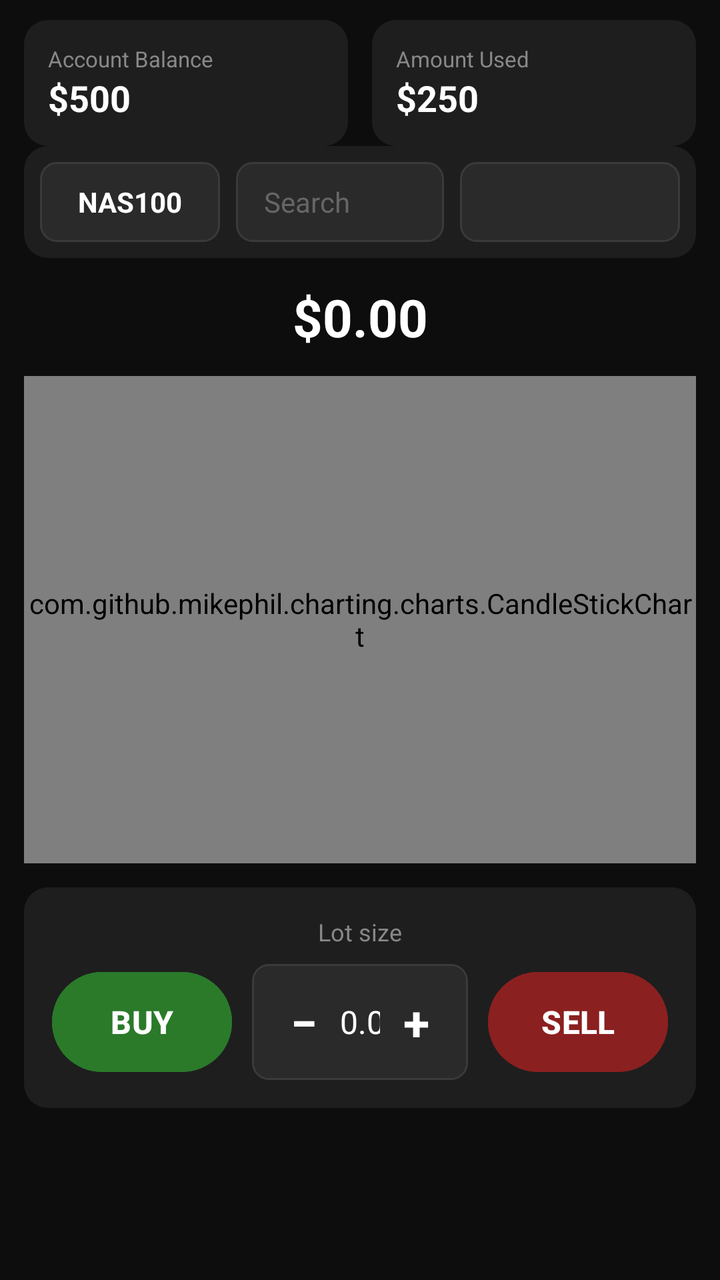
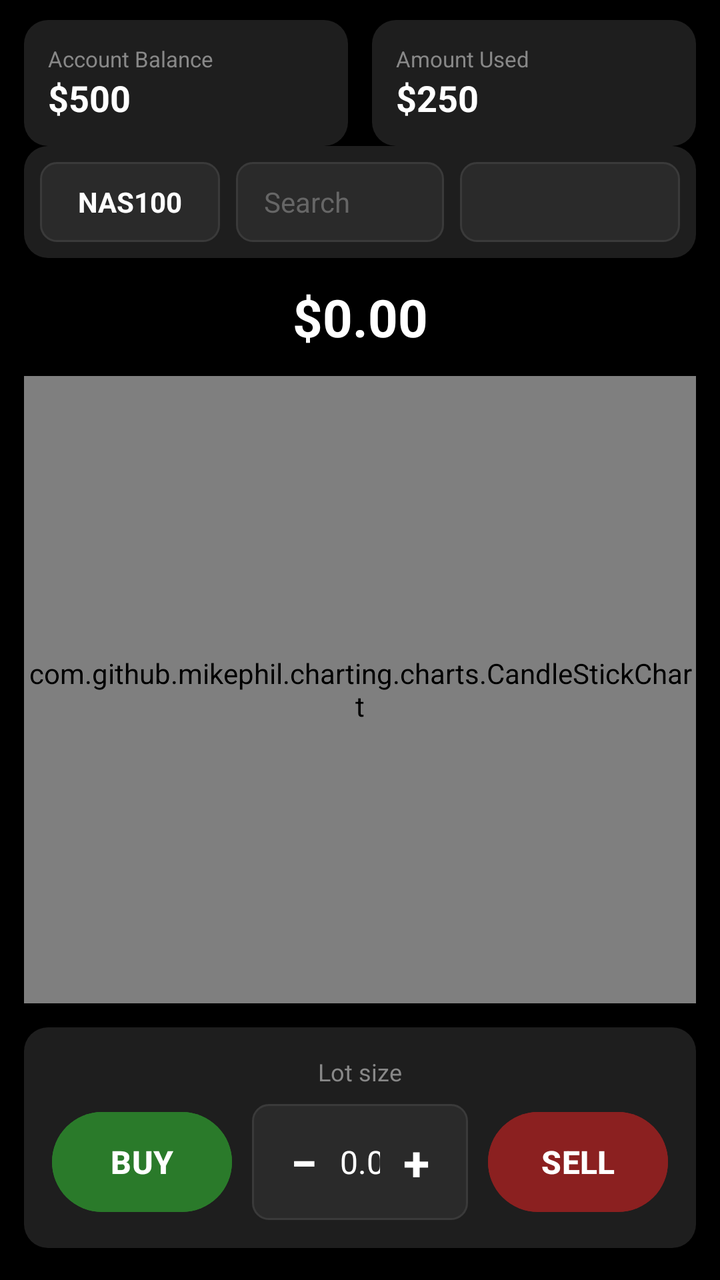

Compare the two renders of this Android layout. The source of the first and the diff that turns it into the second are given below.
<!-- AndroidManifest.xml: application theme Theme.PaperTraderV2 -->
<!-- res/layout/fragment_trade.xml -->
<?xml version="1.0" encoding="utf-8"?>
<androidx.constraintlayout.widget.ConstraintLayout xmlns:android="http://schemas.android.com/apk/res/android"
    xmlns:app="http://schemas.android.com/apk/res-auto"
    android:layout_width="match_parent"
    android:layout_height="match_parent"
    android:background="#0D0D0D"
    android:paddingStart="12dp"
    android:paddingTop="10dp"
    android:paddingEnd="12dp"
    android:paddingBottom="86dp">

    
    <LinearLayout
        android:id="@+id/accountInfoRow"
        android:layout_width="0dp"
        android:layout_height="wrap_content"
        android:orientation="horizontal"
        android:layout_marginBottom="12dp"
        app:layout_constraintTop_toTopOf="parent"
        app:layout_constraintStart_toStartOf="parent"
        app:layout_constraintEnd_toEndOf="parent">

        <LinearLayout
            android:layout_width="0dp"
            android:layout_height="wrap_content"
            android:layout_weight="1"
            android:orientation="vertical"
            android:background="@drawable/bg_card_dark"
            android:padding="12dp"
            android:layout_marginEnd="6dp">

            <TextView
                android:layout_width="wrap_content"
                android:layout_height="wrap_content"
                android:text="Account Balance"
                android:textColor="#888888"
                android:textSize="11sp" />

            <TextView
                android:id="@+id/textAccountBalance"
                android:layout_width="wrap_content"
                android:layout_height="wrap_content"
                android:text="$500"
                android:textColor="#FFFFFF"
                android:textSize="18sp"
                android:textStyle="bold" />
        </LinearLayout>

        <LinearLayout
            android:layout_width="0dp"
            android:layout_height="wrap_content"
            android:layout_weight="1"
            android:orientation="vertical"
            android:background="@drawable/bg_card_dark"
            android:padding="12dp"
            android:layout_marginStart="6dp">

            <TextView
                android:layout_width="wrap_content"
                android:layout_height="wrap_content"
                android:text="Amount Used"
                android:textColor="#888888"
                android:textSize="11sp" />

            <TextView
                android:id="@+id/textAmountUsed"
                android:layout_width="wrap_content"
                android:layout_height="wrap_content"
                android:text="$250"
                android:textColor="#FFFFFF"
                android:textSize="18sp"
                android:textStyle="bold" />
        </LinearLayout>
    </LinearLayout>

    
    <LinearLayout
        android:id="@+id/topSearchBar"
        android:layout_width="0dp"
        android:layout_height="wrap_content"
        android:orientation="horizontal"
        android:gravity="center_vertical"
        android:background="@drawable/bg_card_dark"
        android:padding="8dp"
        app:layout_constraintTop_toBottomOf="@id/accountInfoRow"
        app:layout_constraintStart_toStartOf="parent"
        app:layout_constraintEnd_toEndOf="parent">

        <TextView
            android:id="@+id/currentSymbolText"
            android:layout_width="90dp"
            android:layout_height="40dp"
            android:gravity="center"
            android:text="NAS100"
            android:textColor="#FFFFFF"
            android:textSize="14sp"
            android:textStyle="bold"
            android:background="@drawable/bg_trade_field" />

        <EditText
            android:id="@+id/searchInput"
            android:layout_width="0dp"
            android:layout_height="40dp"
            android:layout_weight="1"
            android:layout_marginStart="8dp"
            android:hint="Search"
            android:singleLine="true"
            android:imeOptions="actionSearch"
            android:paddingStart="14dp"
            android:paddingEnd="14dp"
            android:textColor="#FFFFFF"
            android:textColorHint="#666666"
            android:textSize="14sp"
            android:background="@drawable/bg_trade_field" />

        <Spinner
            android:id="@+id/spinnerCategory"
            android:layout_width="110dp"
            android:layout_height="40dp"
            android:layout_marginStart="8dp"
            android:background="@drawable/bg_trade_field"
            android:spinnerMode="dropdown" />
    </LinearLayout>

    
    <TextView
        android:id="@+id/textLivePrice"
        android:layout_width="wrap_content"
        android:layout_height="wrap_content"
        android:text="$0.00"
        android:textColor="#FFFFFF"
        android:textSize="26sp"
        android:textStyle="bold"
        android:layout_marginTop="12dp"
        app:layout_constraintTop_toBottomOf="@id/topSearchBar"
        app:layout_constraintStart_toStartOf="parent"
        app:layout_constraintEnd_toEndOf="parent" />

    
    <com.github.mikephil.charting.charts.CandleStickChart
        android:id="@+id/tradeCandleChart"
        android:layout_width="0dp"
        android:layout_height="0dp"
        android:layout_marginTop="12dp"
        android:layout_marginBottom="12dp"
        app:layout_constraintTop_toBottomOf="@id/textLivePrice"
        app:layout_constraintBottom_toTopOf="@id/tradePanel"
        app:layout_constraintStart_toStartOf="parent"
        app:layout_constraintEnd_toEndOf="parent" />

    
    <LinearLayout
        android:id="@+id/tradePanel"
        android:layout_width="0dp"
        android:layout_height="wrap_content"
        android:orientation="vertical"
        android:background="@drawable/bg_card_dark"
        android:padding="14dp"
        app:layout_constraintBottom_toBottomOf="parent"
        app:layout_constraintStart_toStartOf="parent"
        app:layout_constraintEnd_toEndOf="parent">

        <TextView
            android:id="@+id/lotSizeLabel"
            android:layout_width="wrap_content"
            android:layout_height="wrap_content"
            android:text="Lot size"
            android:textColor="#888888"
            android:textSize="12sp"
            android:layout_gravity="center_horizontal"
            android:paddingBottom="8dp" />

        <LinearLayout
            android:layout_width="match_parent"
            android:layout_height="58dp"
            android:orientation="horizontal"
            android:gravity="center_vertical">

            
            <Button
                android:id="@+id/btnBuy"
                android:layout_width="0dp"
                android:layout_height="match_parent"
                android:layout_weight="1"
                android:text="BUY"
                android:textStyle="bold"
                android:textColor="#FFFFFF"
                android:textSize="16sp"
                android:backgroundTint="#2A7A2A" />

            
            <LinearLayout
                android:layout_width="0dp"
                android:layout_height="match_parent"
                android:layout_weight="1.2"
                android:layout_marginStart="10dp"
                android:layout_marginEnd="10dp"
                android:orientation="horizontal"
                android:gravity="center_vertical"
                android:background="@drawable/bg_lot_box"
                android:paddingStart="8dp"
                android:paddingEnd="8dp">

                <TextView
                    android:id="@+id/btnMinus"
                    android:layout_width="36dp"
                    android:layout_height="match_parent"
                    android:gravity="center"
                    android:text="−"
                    android:textColor="#FFFFFF"
                    android:textSize="24sp"
                    android:textStyle="bold" />

                <EditText
                    android:id="@+id/inputLotSize"
                    android:layout_width="0dp"
                    android:layout_height="wrap_content"
                    android:layout_weight="1"
                    android:background="@android:color/transparent"
                    android:gravity="center"
                    android:inputType="numberDecimal"
                    android:text="0.01"
                    android:textColor="#FFFFFF"
                    android:textSize="16sp" />

                <TextView
                    android:id="@+id/btnPlus"
                    android:layout_width="36dp"
                    android:layout_height="match_parent"
                    android:gravity="center"
                    android:text="+"
                    android:textColor="#FFFFFF"
                    android:textSize="24sp"
                    android:textStyle="bold" />
            </LinearLayout>

            
            <Button
                android:id="@+id/btnSell"
                android:layout_width="0dp"
                android:layout_height="match_parent"
                android:layout_weight="1"
                android:text="SELL"
                android:textStyle="bold"
                android:textColor="#FFFFFF"
                android:textSize="16sp"
                android:backgroundTint="#8B2020" />
        </LinearLayout>
    </LinearLayout>

</androidx.constraintlayout.widget.ConstraintLayout>
<!-- resources referenced by this layout -->
<resources>
  <!-- drawable bg_card_dark (drawable) -->
  <?xml version="1.0" encoding="utf-8"?>
  <shape xmlns:android="http://schemas.android.com/apk/res/android"
      android:shape="rectangle">
      <solid android:color="#1E1E1E" />
      <corners android:radius="12dp" />
  </shape>
  <!-- drawable bg_lot_box (drawable) -->
  <?xml version="1.0" encoding="utf-8"?>
  <shape xmlns:android="http://schemas.android.com/apk/res/android"
      android:shape="rectangle">
      <solid android:color="#2A2A2A" />
      <stroke android:width="1dp" android:color="#3A3A3A" />
      <corners android:radius="8dp" />
  </shape>
  <!-- drawable bg_trade_field (drawable) -->
  <?xml version="1.0" encoding="utf-8"?>
  <shape xmlns:android="http://schemas.android.com/apk/res/android"
      android:shape="rectangle">
      <solid android:color="#2A2A2A" />
      <stroke android:width="1dp" android:color="#3A3A3A" />
      <corners android:radius="8dp" />
  </shape>
  <style name="Theme.PaperTraderV2" parent="Base.Theme.PaperTraderV2" />
  <style name="Base.Theme.PaperTraderV2" parent="Theme.Material3.DayNight.NoActionBar">
          <item name="android:windowBackground">#000000</item>
          <item name="android:colorBackground">#000000</item>
          <item name="colorPrimary">#000000</item>
          <item name="colorPrimaryContainer">#000000</item>
          <item name="colorSurface">#000000</item>
          <item name="colorSurfaceVariant">#000000</item>
          <item name="android:navigationBarColor">#0D0D0D</item>
          <item name="android:statusBarColor">#000000</item>
          <item name="android:windowLightStatusBar">false</item>
          <item name="android:windowLightNavigationBar">false</item>
      </style>
</resources>

<!-- the commit's change to res/layout/fragment_trade.xml (unified diff, before → after) -->
@@ -3,11 +3,11 @@
     xmlns:app="http://schemas.android.com/apk/res-auto"
     android:layout_width="match_parent"
     android:layout_height="match_parent"
-    android:background="#0D0D0D"
+    android:background="#000000"
     android:paddingStart="12dp"
     android:paddingTop="10dp"
     android:paddingEnd="12dp"
-    android:paddingBottom="86dp">
+    android:paddingBottom="16dp">
 
     
     <LinearLayout
@@ -73,7 +73,6 @@
         </LinearLayout>
     </LinearLayout>
 
-    
     <LinearLayout
         android:id="@+id/topSearchBar"
         android:layout_width="0dp"
@@ -122,7 +121,6 @@
             android:spinnerMode="dropdown" />
     </LinearLayout>
 
-    
     <TextView
         android:id="@+id/textLivePrice"
         android:layout_width="wrap_content"
@@ -136,7 +134,6 @@
         app:layout_constraintStart_toStartOf="parent"
         app:layout_constraintEnd_toEndOf="parent" />
 
-    
     <com.github.mikephil.charting.charts.CandleStickChart
         android:id="@+id/tradeCandleChart"
         android:layout_width="0dp"
@@ -148,7 +145,6 @@
         app:layout_constraintStart_toStartOf="parent"
         app:layout_constraintEnd_toEndOf="parent" />
 
-    
     <LinearLayout
         android:id="@+id/tradePanel"
         android:layout_width="0dp"
@@ -176,7 +172,6 @@
             android:orientation="horizontal"
             android:gravity="center_vertical">
 
-            
             <Button
                 android:id="@+id/btnBuy"
                 android:layout_width="0dp"
@@ -188,7 +183,6 @@
                 android:textSize="16sp"
                 android:backgroundTint="#2A7A2A" />
 
-            
             <LinearLayout
                 android:layout_width="0dp"
                 android:layout_height="match_parent"
@@ -234,7 +228,6 @@
                     android:textStyle="bold" />
             </LinearLayout>
 
-            
             <Button
                 android:id="@+id/btnSell"
                 android:layout_width="0dp"
